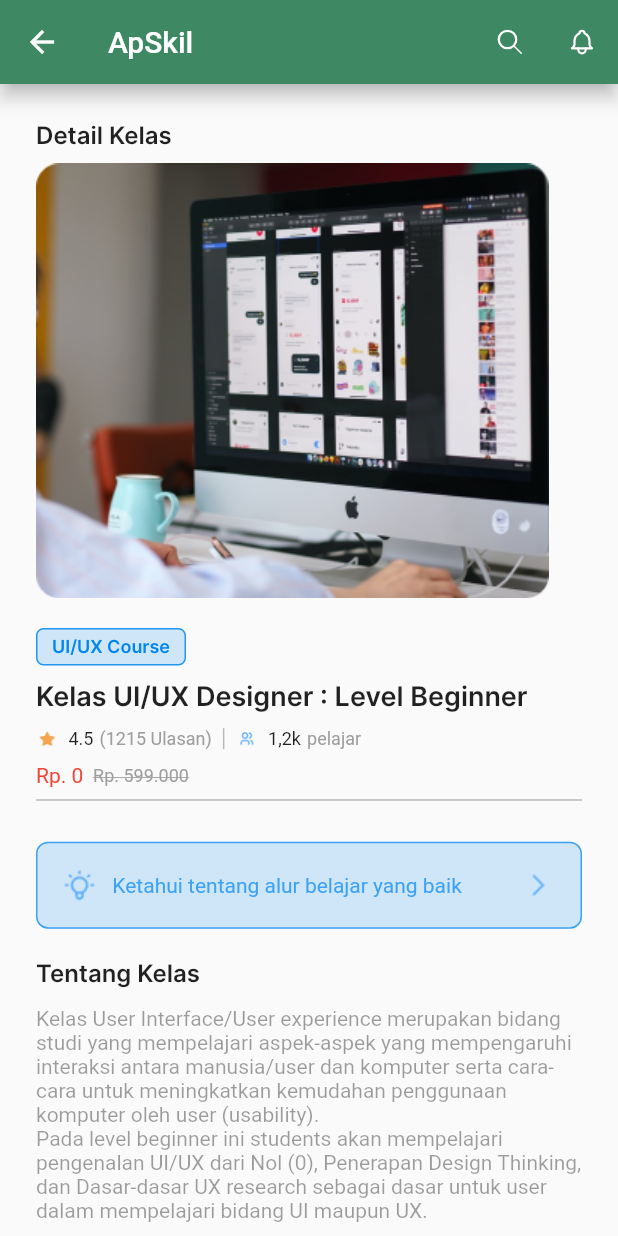
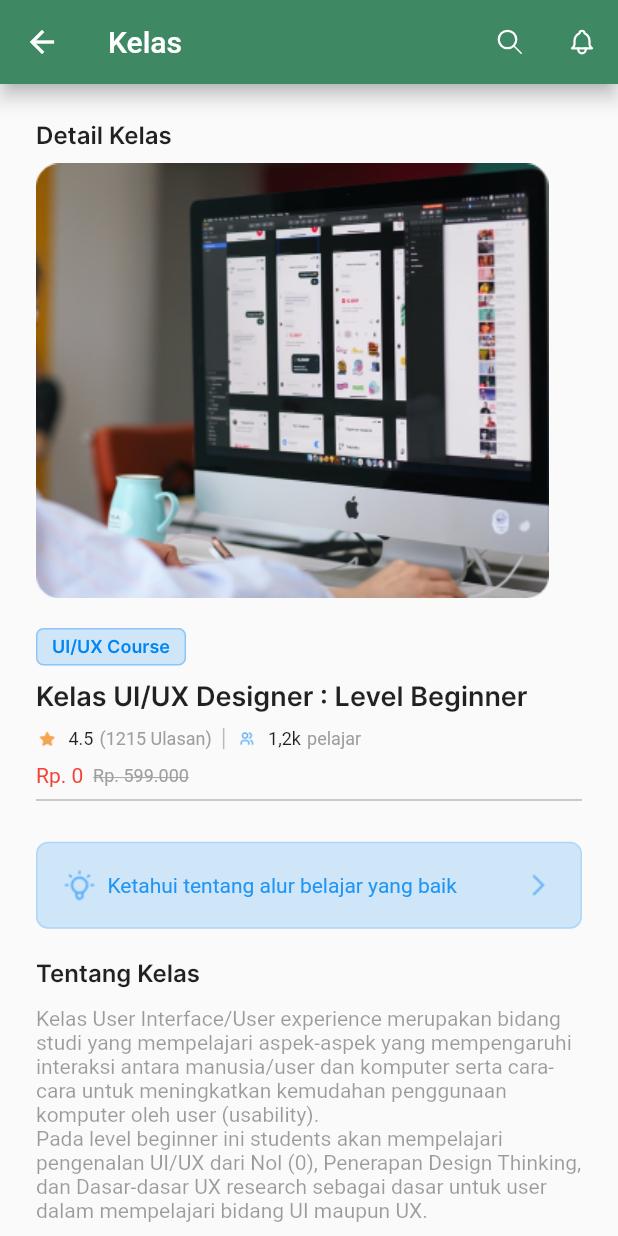
Before and after one commit to IGustiFajar/3G-PAPB, a Flutter app: the KelasDetail screen opened by its route, on a phone screen of 412 x 824 dp. Run offline on Flutter 3.47's test engine with Material 2 defaults, Android fonts, the phone set to English and light mode, and no system bars; our stand-ins replace anim_search_bar, convex_bottom_bar, cool_alert, curved_navigation_bar, dotted_border, firebase_auth and 8 more; accounts and stored records are empty.

Commit message:
add newPage dan perbaiki UI

```diff
--- a/edutech/lib/main.dart
+++ b/edutech/lib/main.dart
@@ -1,5 +1,6 @@
 import 'package:edutech/pages/BerandaPage.dart';
 import 'package:edutech/pages/NotificationPage.dart';
+import 'package:edutech/pages/lihatMateriPage.dart';
 import 'package:edutech/pages/enrolKelas.dart';
 import 'package:edutech/pages/detailMateri.dart';
 import 'package:edutech/pages/lupapassword.dart';
@@ -9,6 +10,7 @@ import 'package:edutech/pages/profilePage.dart';
 import 'package:edutech/pages/kelasPage.dart';
 import 'package:edutech/pages/SignUpPage.dart';
 import 'package:edutech/pages/loginPage.dart';
+import 'package:edutech/pages/lihatMateriPage.dart';
 import 'package:edutech/pages/detailKelasPage.dart';
 import 'package:edutech/pages/sertifikatPage.dart';
 import 'package:edutech/pages/panduanPage.dart';
@@ -106,6 +108,10 @@ class MyApp extends StatelessWidget {
           name: '/panduan',
           page: () => const PanduanPage(),
         ),
+        GetPage(
+          name: '/lihatmaterienrol',
+          page: () => const LihatMateriPage(),
+        ),
       ],
       home: LauncherPage(),
     );
--- a/edutech/lib/pages/detailKelasPage.dart
+++ b/edutech/lib/pages/detailKelasPage.dart
@@ -64,7 +64,7 @@ class _KelasDetailState extends State<KelasDetail> {
         MediaQuery.of(context).orientation == Orientation.landscape;
     return Scaffold(
       appBar: AppBar(
-        title: Text('ApSkil'),
+        title: Text('Kelas'),
         backgroundColor: Color.fromARGB(255, 62, 137, 99),
         elevation: 5,
         actions: <Widget>[
@@ -729,7 +729,8 @@ class _KelasDetailState extends State<KelasDetail> {
                         alignment: Alignment.center,
                         decoration: new BoxDecoration(
                           color: Color.fromARGB(50, 33, 149, 243),
-                          border: Border.all(color: Colors.blue),
+                          border: Border.all(
+                              color: Color.fromARGB(100, 33, 149, 243)),
                           borderRadius: BorderRadius.circular(5),
                         ),
                       ),
@@ -839,7 +840,7 @@ class _KelasDetailState extends State<KelasDetail> {
                         padding: EdgeInsets.all(16),
                         decoration: BoxDecoration(
                             border: Border.all(
-                              color: Color.fromARGB(215, 33, 149, 243),
+                              color: Color.fromARGB(50, 33, 149, 243),
                             ),
                             color: Color.fromARGB(50, 33, 149, 243),
                             borderRadius: BorderRadius.circular(8)),
@@ -847,12 +848,12 @@ class _KelasDetailState extends State<KelasDetail> {
                           children: [
                             Image.asset('images/idea.png'),
                             SizedBox(
-                              width: bodyHeight * 0.012,
+                              width: bodyHeight * 0.008,
                             ),
                             Text(
                               'Ketahui tentang alur belajar yang baik',
                               style: TextStyle(
-                                  color: Color.fromARGB(215, 33, 149, 243)),
+                                  color: Color.fromARGB(255, 33, 149, 243)),
                             ),
                             Spacer(),
                             Image.asset('images/chevronblue.png')
@@ -1007,7 +1008,8 @@ class _KelasDetailState extends State<KelasDetail> {
                             alignment: Alignment.center,
                             decoration: new BoxDecoration(
                               color: Color.fromARGB(100, 245, 174, 171),
-                              border: Border.all(color: Colors.red),
+                              border: Border.all(
+                                  color: Color.fromARGB(100, 244, 67, 54)),
                               borderRadius: BorderRadius.circular(10),
                             ),
                           ),
@@ -1021,7 +1023,7 @@ class _KelasDetailState extends State<KelasDetail> {
                             style: TextStyle(
                                 fontSize: 16, fontFamily: 'InterSemiBold'),
                           ),
-                          SizedBox(width: bodyHeight * 0.005),
+                          SizedBox(width: bodyHeight * 0.008),
                           Text(
                             ' (1215 Ulasan)',
                             style:
@@ -1038,7 +1040,7 @@ class _KelasDetailState extends State<KelasDetail> {
                         ],
                       ),
                       SizedBox(
-                        height: bodyHeight * 0.02,
+                        height: bodyHeight * 0.012,
                       ),
                       Container(
                           child: Row(
@@ -1125,11 +1127,13 @@ class _KelasDetailState extends State<KelasDetail> {
                           ),
                           height: bodyHeight * 0.15,
                           decoration: new BoxDecoration(
-                            border: Border.all(color: Colors.grey),
+                            color: Colors.white,
+                            border: Border.all(
+                                color: Color.fromARGB(50, 158, 158, 158)),
                             borderRadius: BorderRadius.circular(10),
                           )),
                       SizedBox(
-                        height: bodyHeight * 0.02,
+                        height: bodyHeight * 0.008,
                       ),
                       Container(
                           child: Row(
@@ -1217,11 +1221,13 @@ class _KelasDetailState extends State<KelasDetail> {
                           ),
                           height: bodyHeight * 0.15,
                           decoration: new BoxDecoration(
-                            border: Border.all(color: Colors.grey),
+                            color: Colors.white,
+                            border: Border.all(
+                                color: Color.fromARGB(50, 158, 158, 158)),
                             borderRadius: BorderRadius.circular(10),
                           )),
                       SizedBox(
-                        height: bodyHeight * 0.04,
+                        height: bodyHeight * 0.024,
                       ),
                       Text(
                         'Kelas Terkait',
@@ -1229,11 +1235,13 @@ class _KelasDetailState extends State<KelasDetail> {
                             fontSize: 16, fontFamily: 'InterSemiBold'),
                       ),
                       SizedBox(
-                        height: bodyHeight * 0.024,
+                        height: bodyHeight * 0.012,
                       ),
                       Container(
                         decoration: BoxDecoration(
-                            border: Border.all(color: Colors.grey),
+                            color: Colors.white,
+                            border: Border.all(
+                                color: Color.fromARGB(50, 158, 158, 158)),
                             borderRadius: BorderRadius.circular(8)),
                         child: Row(
                           children: [
@@ -1319,11 +1327,13 @@ class _KelasDetailState extends State<KelasDetail> {
                         ),
                       ),
                       SizedBox(
-                        height: bodyHeight * 0.012,
+                        height: bodyHeight * 0.008,
                       ),
                       Container(
                         decoration: BoxDecoration(
-                            border: Border.all(color: Colors.grey),
+                            color: Colors.white,
+                            border: Border.all(
+                                color: Color.fromARGB(50, 158, 158, 158)),
                             borderRadius: BorderRadius.circular(8)),
                         child: Row(
                           children: [
@@ -1414,11 +1424,13 @@ class _KelasDetailState extends State<KelasDetail> {
                         ),
                       ),
                       SizedBox(
-                        height: bodyHeight * 0.012,
+                        height: bodyHeight * 0.008,
                       ),
                       Container(
                         decoration: BoxDecoration(
-                            border: Border.all(color: Colors.grey),
+                            color: Colors.white,
+                            border: Border.all(
+                                color: Color.fromARGB(50, 158, 158, 158)),
                             borderRadius: BorderRadius.circular(8)),
                         child: Row(
                           children: [
@@ -1446,7 +1458,7 @@ class _KelasDetailState extends State<KelasDetail> {
                                         ),
                                         borderRadius: BorderRadius.circular(6)),
                                     child: Text(
-                                      'Product Management',
+                                      'Fullstack Developer',
                                       style: TextStyle(
                                           fontSize: 12,
                                           color: Color.fromARGB(
@@ -1455,7 +1467,7 @@ class _KelasDetailState extends State<KelasDetail> {
                                   ),
                                   SizedBox(height: bodyHeight * 0.008),
                                   Text(
-                                    'Kelas Full Stack',
+                                    'Kelas Fullstack',
                                     style: TextStyle(
                                         fontSize: 14,
                                         fontFamily: 'InterSemiBold'),
@@ -1523,13 +1535,17 @@ class _KelasDetailState extends State<KelasDetail> {
                         crossAxisAlignment: CrossAxisAlignment.center,
                         children: <Widget>[
                           GestureDetector(
-                            onTap: () {},
+                            onTap: (() {
+                              Get.toNamed('/lihatmaterienrol');
+                            }),
                             child: Container(
                               padding: EdgeInsets.only(
                                   top: 8, bottom: 8, right: 16, left: 16),
                               alignment: Alignment.center,
                               decoration: BoxDecoration(
-                                border: Border.all(color: Colors.grey),
+                                color: Colors.white,
+                                border: Border.all(
+                                    color: Color.fromARGB(100, 158, 158, 158)),
                                 borderRadius:
                                     BorderRadius.all(Radius.circular(6)),
                               ),
@@ -1570,7 +1586,7 @@ class _KelasDetailState extends State<KelasDetail> {
                                 crossAxisAlignment: CrossAxisAlignment.center,
                                 children: <Widget>[
                                   Text(
-                                    'Daftar Kelas',
+                                    'Daftar kelas',
                                     style: TextStyle(
                                         color: Colors.white,
                                         fontFamily: 'InterSemiBold',
```
Also changed, not shown: edutech/lib/pages/BerandaPage.dart (+35 -21 lines), edutech/lib/pages/enrolKelas.dart (+8 -8 lines), edutech/lib/pages/kelasPage.dart (+18 -7 lines), edutech/lib/pages/lihatMateriPage.dart (added, +419 -0 lines).
